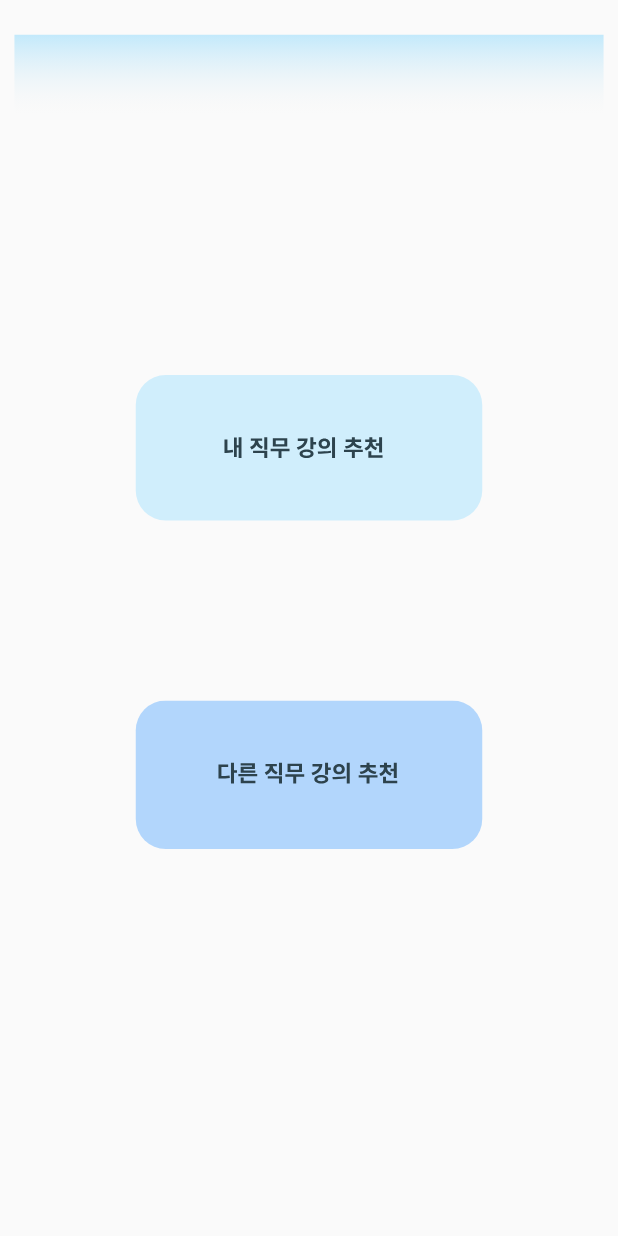
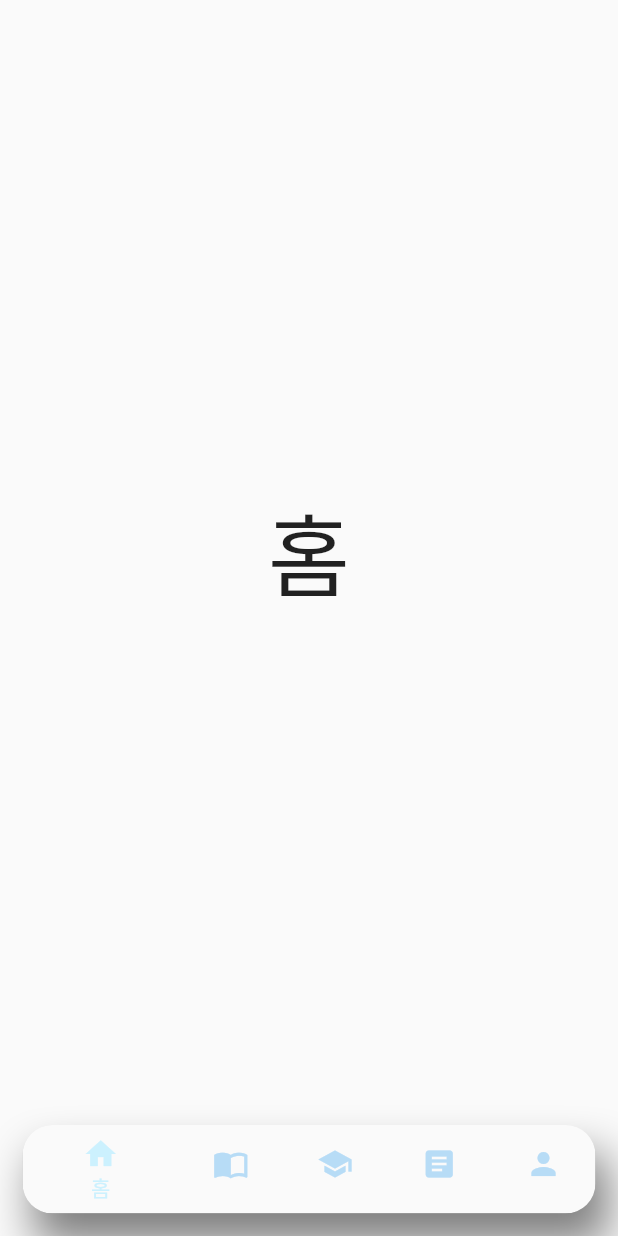
Before and after one commit to kau-qj/realfrontend, a Flutter app: the screen it shows after launch, on a phone screen of 412 x 824 dp. Run offline on Flutter 3.47's test engine with Material 2 defaults, Android fonts, the phone set to English and light mode, and no system bars; our stand-ins replace flutter_spinkit, flutter_svg.

Commit message:
하단바 병합 완료

```diff
--- /dev/null
+++ b/lib/bottomNav.dart
@@ -0,0 +1,65 @@
+import 'package:flutter/material.dart';
+import 'package:qj_projec/job_dic.dart';
+import 'package:qj_projec/home.dart';
+import 'package:qj_projec/mypage.dart';
+import 'package:qj_projec/qjGpt_main.dart';
+import 'package:qj_projec/post.dart';
+
+class MyButtomNaVBar extends StatefulWidget {
+  const MyButtomNaVBar({super.key});
+
+  @override
+  State<MyButtomNaVBar> createState() => _MyButtomNavBarState();
+}
+
+class _MyButtomNavBarState extends State<MyButtomNaVBar> {
+  int myCurrentIndex = 0;
+  List pages = const[
+    HomePage(),
+    JobDictionary(),
+    CourseRecommend(),
+    PostPage(),
+    Mypage(),
+  ];
+  @override
+  Widget build(BuildContext context) {
+    return Scaffold(
+
+      bottomNavigationBar:Container(
+          margin: EdgeInsets.symmetric(horizontal: 15, vertical: 15),
+          decoration: BoxDecoration(
+            boxShadow: [
+              BoxShadow(
+                color: Colors.black.withOpacity(0.5),
+                blurRadius: 25,
+                offset: const Offset(8, 20))
+            ]),
+          child: ClipRRect(
+            borderRadius: BorderRadius.circular(20),
+            child: BottomNavigationBar(
+              backgroundColor: Colors.white,
+              selectedItemColor: Color.fromRGBO(196, 239, 255, 0.855),
+              unselectedItemColor: Color.fromARGB(160, 144, 202, 244),
+              onTap: (index){
+                setState(() {
+                  myCurrentIndex = index;
+                });
+              },
+              currentIndex: myCurrentIndex,items: const[
+                  BottomNavigationBarItem(
+                    icon: Icon(Icons.home),label: "홈"),
+                  BottomNavigationBarItem(
+                    icon: Icon(Icons.import_contacts),label: "진로사전"),
+                  BottomNavigationBarItem(
+                    icon: Icon(Icons.school),label: "강의추천"),
+                  BottomNavigationBarItem(
+                    icon: Icon(Icons.article),label: "게시판"),
+                  BottomNavigationBarItem(
+                    icon: Icon(Icons.person),label: "마이페이지"),
+                  ]),
+          ),
+          ),
+      body: pages[myCurrentIndex],
+    );
+  }
+}
--- /dev/null
+++ b/lib/home.dart
@@ -0,0 +1,18 @@
+import 'package:flutter/material.dart';
+import 'package:qj_projec/bottomNav.dart';
+
+class HomePage extends StatelessWidget {
+  const HomePage({super.key});
+
+  @override
+  Widget build(BuildContext context) {
+    return const Scaffold(
+      body: Center(
+        child: Text(
+          "홈",
+          style: TextStyle(fontSize: 60),
+        ),
+      )
+    );
+  }
+}
--- a/lib/main.dart
+++ b/lib/main.dart
@@ -1,7 +1,10 @@
 import 'package:flutter/material.dart';
-import 'package:qj_projec/course_dic.dart';
 import 'package:qj_projec/job_dic.dart';
+import 'package:qj_projec/home.dart';
+import 'package:qj_projec/mypage.dart';
 import 'package:qj_projec/qjGpt_main.dart';
+import 'package:qj_projec/post.dart';
+import 'package:qj_projec/bottomNav.dart';
 
 void main() {
   runApp(MyApp());
@@ -11,8 +14,7 @@ class MyApp extends StatelessWidget {
   @override
   Widget build(BuildContext context) {
     return MaterialApp(
-      home: CourseRecommend(),
-
+      home: MyButtomNaVBar(),
     );
 
   }
--- a/lib/qjGpt_main.dart
+++ b/lib/qjGpt_main.dart
@@ -2,6 +2,8 @@ import 'package:flutter/material.dart';
 import 'package:flutter_svg/flutter_svg.dart';
 import 'dart:async';
 import 'package:flutter_spinkit/flutter_spinkit.dart';
+import 'package:qj_projec/bottomNav.dart';
+
 
 class CourseRecommend extends StatefulWidget {
   const CourseRecommend({super.key});
@@ -48,7 +50,7 @@ class _CourseRecommendState extends State<CourseRecommend> {
               ),
             ),
             Positioned(
-              bottom: 250,
+              bottom: 150,
               child: GestureDetector(
                 onTap: () {
                   Navigator.push(
@@ -63,7 +65,6 @@ class _CourseRecommendState extends State<CourseRecommend> {
               Positioned.fill(
                 child: GptLoading(),
               ),
-
           ],
         ),
       ),
```
Also changed, not shown: lib/job_dic.dart (+6 -5 lines), lib/mypage.dart (added, +18 -0 lines), lib/post.dart (added, +18 -0 lines), assets/GptLoading.svg.
